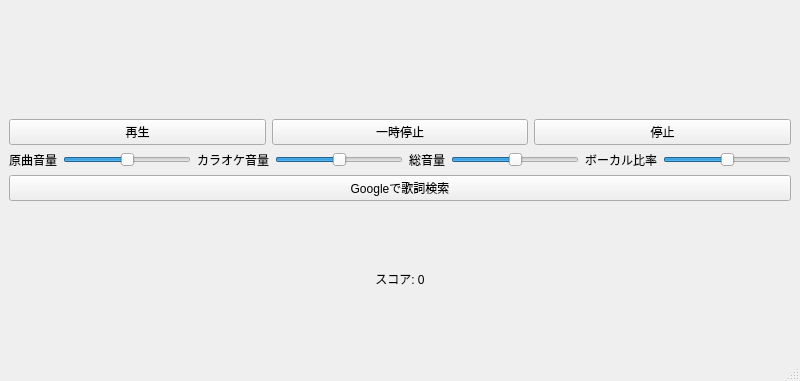
Above: src/gui/ui/main_window.ui from ajshooting/nandemo-karaoke before the change; both pictures show x 0 to 800 and y 219 to 600 of the 800 by 600 pixel window. Below: the same form after it.
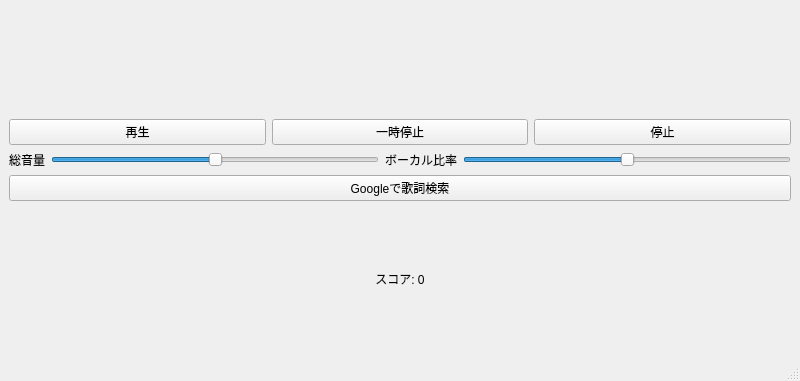
That is the form after the change. Custom widgets are drawn as their Qt base class.

Commit message: 既存のスライダを削除 #3

```diff
--- a/src/gui/ui/main_window.ui
+++ b/src/gui/ui/main_window.ui
@@ -76,52 +76,6 @@
                 </item>
                 <item>
                     <layout class="QHBoxLayout" name="volumeLayout">
-                        <item>
-                            <widget class="QLabel" name="rawVolumeLabel">
-                                <property name="text">
-                                    <string>原曲音量</string>
-                                </property>
-                            </widget>
-                        </item>
-                        <item>
-                            <widget class="QSlider" name="rawVolumeSlider">
-                                <property name="orientation">
-                                    <enum>Qt::Horizontal</enum>
-                                </property>
-                                <property name="minimum">
-                                    <number>0</number>
-                                </property>
-                                <property name="maximum">
-                                    <number>100</number>
-                                </property>
-                                <property name="value">
-                                    <number>50</number>
-                                </property>
-                            </widget>
-                        </item>
-                        <item>
-                            <widget class="QLabel" name="accompanimentVolumeLabel">
-                                <property name="text">
-                                    <string>カラオケ音量</string>
-                                </property>
-                            </widget>
-                        </item>
-                        <item>
-                            <widget class="QSlider" name="accompanimentVolumeSlider">
-                                <property name="orientation">
-                                    <enum>Qt::Horizontal</enum>
-                                </property>
-                                <property name="minimum">
-                                    <number>0</number>
-                                </property>
-                                <property name="maximum">
-                                    <number>100</number>
-                                </property>
-                                <property name="value">
-                                    <number>50</number>
-                                </property>
-                            </widget>
-                        </item>
                         <item>
                             <widget class="QLabel" name="totalVolumeLabel">
                                 <property name="text">
```
